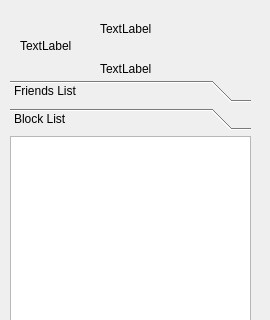
Old version of the form linpop/chatClient/mainwindow.ui in the repository tangjiahua/linpop; both pictures show x 0 to 270 and y 0 to 320 of the 270 by 670 pixel window.
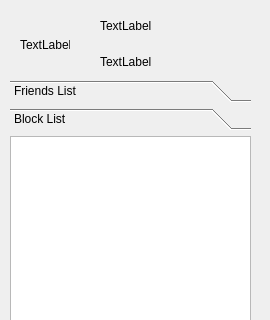
New version of the form. The open tabs and pages were chosen to show the change.

The edit to the form file:
```diff
--- a/linpop/chatClient/mainwindow.ui
+++ b/linpop/chatClient/mainwindow.ui
@@ -34,8 +34,8 @@
      <rect>
       <x>20</x>
       <y>20</y>
-      <width>51</width>
-      <height>51</height>
+      <width>50</width>
+      <height>50</height>
      </rect>
     </property>
     <property name="text">
@@ -105,9 +105,9 @@
     <property name="geometry">
      <rect>
       <x>100</x>
-      <y>20</y>
-      <width>67</width>
-      <height>17</height>
+      <y>10</y>
+      <width>141</width>
+      <height>31</height>
      </rect>
     </property>
     <property name="text">
@@ -118,9 +118,9 @@
     <property name="geometry">
      <rect>
       <x>100</x>
-      <y>60</y>
-      <width>67</width>
-      <height>17</height>
+      <y>46</y>
+      <width>141</width>
+      <height>31</height>
      </rect>
     </property>
     <property name="text">
```
Left out of the diff: 2 changed lines with no effect on the pictures.
